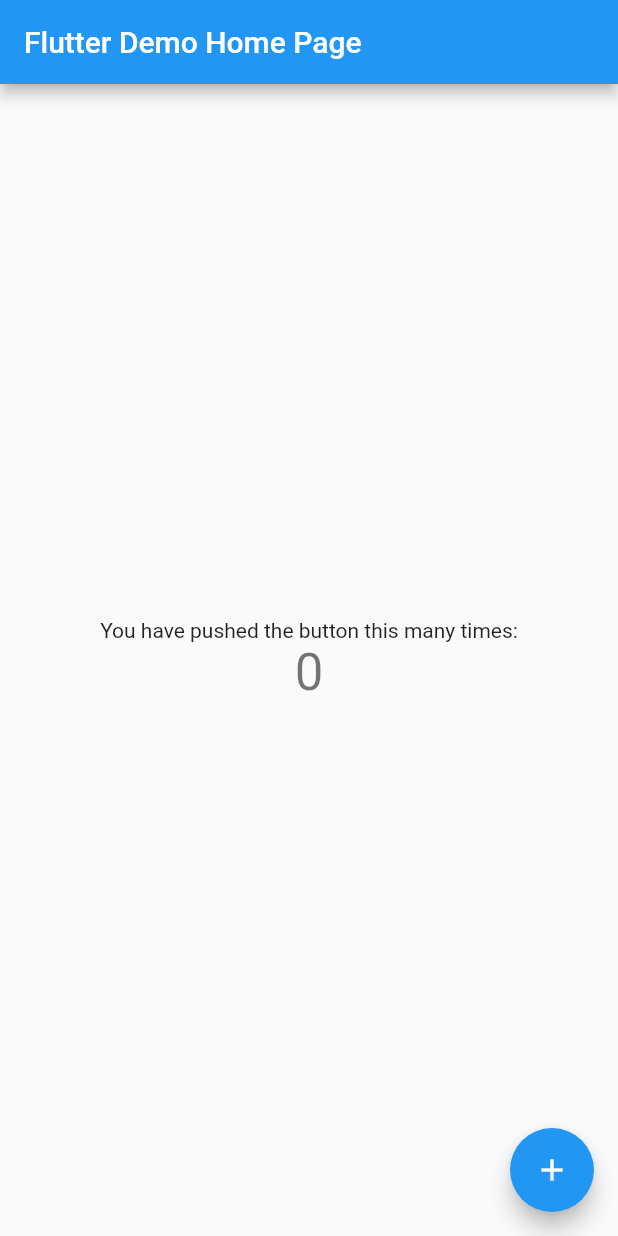
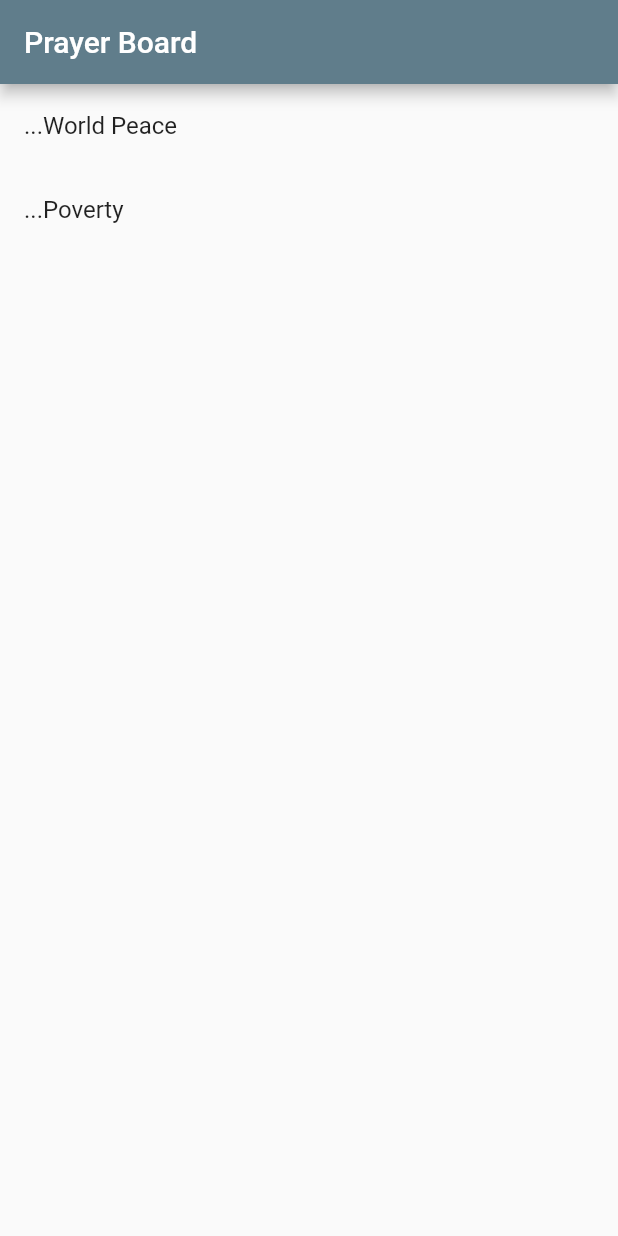
Before and after one commit to pausabe/prayer-board, a Flutter app: the MyHomePage screen opened directly, on a phone screen of 412 x 824 dp. Run offline on Flutter 3.47's test engine with Material 2 defaults, Android fonts, the light colour scheme and no system bars.

Commit message:
Initial structure of the list of prayers

```diff
--- a/lib/main.dart
+++ b/lib/main.dart
@@ -1,115 +1,24 @@
 import 'package:flutter/material.dart';
+import 'pages/home_page/home_page.dart';
+import 'services/start_service.dart';
 
 void main() {
   runApp(const MyApp());
+  var startService = StartService();
+  startService.actionsAfterAppStart();
 }
 
 class MyApp extends StatelessWidget {
   const MyApp({Key? key}) : super(key: key);
 
-  // This widget is the root of your application.
   @override
   Widget build(BuildContext context) {
     return MaterialApp(
-      title: 'Flutter Demo',
+      title: 'Prayer Board',
       theme: ThemeData(
-        // This is the theme of your application.
-        //
-        // Try running your application with "flutter run". You'll see the
-        // application has a blue toolbar. Then, without quitting the app, try
-        // changing the primarySwatch below to Colors.green and then invoke
-        // "hot reload" (press "r" in the console where you ran "flutter run",
-        // or simply save your changes to "hot reload" in a Flutter IDE).
-        // Notice that the counter didn't reset back to zero; the application
-        // is not restarted.
-        primarySwatch: Colors.blue,
+        primarySwatch: Colors.blueGrey,
       ),
-      home: const MyHomePage(title: 'Flutter Demo Home Page'),
+      home: const MyHomePage(title: 'Prayer Board'),
     );
   }
 }
-
-class MyHomePage extends StatefulWidget {
-  const MyHomePage({Key? key, required this.title}) : super(key: key);
-
-  // This widget is the home page of your application. It is stateful, meaning
-  // that it has a State object (defined below) that contains fields that affect
-  // how it looks.
-
-  // This class is the configuration for the state. It holds the values (in this
-  // case the title) provided by the parent (in this case the App widget) and
-  // used by the build method of the State. Fields in a Widget subclass are
-  // always marked "final".
-
-  final String title;
-
-  @override
-  State<MyHomePage> createState() => _MyHomePageState();
-}
-
-class _MyHomePageState extends State<MyHomePage> {
-  int _counter = 0;
-
-  void _incrementCounter() {
-    setState(() {
-      // This call to setState tells the Flutter framework that something has
-      // changed in this State, which causes it to rerun the build method below
-      // so that the display can reflect the updated values. If we changed
-      // _counter without calling setState(), then the build method would not be
-      // called again, and so nothing would appear to happen.
-      _counter++;
-    });
-  }
-
-  @override
-  Widget build(BuildContext context) {
-    // This method is rerun every time setState is called, for instance as done
-    // by the _incrementCounter method above.
-    //
-    // The Flutter framework has been optimized to make rerunning build methods
-    // fast, so that you can just rebuild anything that needs updating rather
-    // than having to individually change instances of widgets.
-    return Scaffold(
-      appBar: AppBar(
-        // Here we take the value from the MyHomePage object that was created by
-        // the App.build method, and use it to set our appbar title.
-        title: Text(widget.title),
-      ),
-      body: Center(
-        // Center is a layout widget. It takes a single child and positions it
-        // in the middle of the parent.
-        child: Column(
-          // Column is also a layout widget. It takes a list of children and
-          // arranges them vertically. By default, it sizes itself to fit its
-          // children horizontally, and tries to be as tall as its parent.
-          //
-          // Invoke "debug painting" (press "p" in the console, choose the
-          // "Toggle Debug Paint" action from the Flutter Inspector in Android
-          // Studio, or the "Toggle Debug Paint" command in Visual Studio Code)
-          // to see the wireframe for each widget.
-          //
-          // Column has various properties to control how it sizes itself and
-          // how it positions its children. Here we use mainAxisAlignment to
-          // center the children vertically; the main axis here is the vertical
-          // axis because Columns are vertical (the cross axis would be
-          // horizontal).
-          mainAxisAlignment: MainAxisAlignment.center,
-          children: <Widget>[
-            const Text(
-              'You have pushed the button this many times:',
-            ),
-            Text(
-              '$_counter',
-              style: Theme.of(context).textTheme.headline4,
-            ),
-          ],
-        ),
-      ),
-      floatingActionButton: FloatingActionButton(
-        onPressed: _incrementCounter,
-        tooltip: 'Increment',
-        child: const Icon(Icons.add),
-      ), // This trailing comma makes auto-formatting nicer for build methods.
-    );
-  }
-}
--- /dev/null
+++ b/lib/pages/home_page/home_page.dart
@@ -0,0 +1,50 @@
+import 'package:flutter/material.dart';
+import 'package:prayerboard/services/prayer_manager/prayer_manager_service.dart';
+
+class MyHomePage extends StatefulWidget {
+  const MyHomePage({Key? key, required this.title}) : super(key: key);
+  final String title;
+
+  @override
+  State<MyHomePage> createState() => _MyHomePageState();
+}
+
+class _MyHomePageState extends State<MyHomePage> {
+  List<Widget> _listOfPrayers(){
+    var prayerManagerService = PrayerManagerService();
+    var prayers = prayerManagerService.getPrayers();
+    var prayerWidgets = prayers.map((prayer) => Text(prayer.description)).toList();
+    return prayerWidgets;
+  }
+
+  @override
+  Widget build(BuildContext context) {
+    var prayerDescriptions = _listOfPrayers();
+
+    return Scaffold(
+      appBar: AppBar(
+        title: Text(widget.title),
+      ),
+
+      body: ListView.builder(
+        // Let the ListView know how many items it needs to build.
+        itemCount: prayerDescriptions.length,
+        // Provide a builder function. This is where the magic happens.
+        // Convert each item into a widget based on the type of item it is.
+        itemBuilder: (context, index) {
+          final prayerDescription = prayerDescriptions[index];
+          return ListTile(
+            title: prayerDescription
+          );
+        },
+      ),
+
+      /*body: Center(
+        child: Column(
+          mainAxisAlignment: MainAxisAlignment.start,
+          children: _listOfPrayers(),
+        ),
+      ),*/
+    );
+  }
+}
--- /dev/null
+++ b/lib/services/prayer_manager/models/prayer.dart
@@ -0,0 +1,3 @@
+class Prayer{
+  late String description;
+}
--- /dev/null
+++ b/lib/services/prayer_manager/prayer_manager_service.dart
@@ -0,0 +1,27 @@
+import 'models/prayer.dart';
+
+class PrayerManagerService{
+
+  // Singleton Pattern
+  static final PrayerManagerService _instance =
+    PrayerManagerService._privateConstructor();
+  factory PrayerManagerService() => _instance;
+  PrayerManagerService._privateConstructor();
+
+  final _prayers = <Prayer>[];
+
+  void loadPrayers(){
+    // TODO: Load from cache
+
+    var prayer1 = Prayer();
+    prayer1.description = "...World Peace";
+    var prayer2 = Prayer();
+    prayer2.description = "...Poverty";
+    _prayers.add(prayer1);
+    _prayers.add(prayer2);
+  }
+
+  List<Prayer> getPrayers(){
+    return _prayers;
+  }
+}
--- /dev/null
+++ b/lib/services/start_service.dart
@@ -0,0 +1,15 @@
+import '../services/prayer_manager/prayer_manager_service.dart';
+
+class StartService{
+
+  // Singleton Pattern
+  static final StartService _instance =
+  StartService._privateConstructor();
+  factory StartService() => _instance;
+  StartService._privateConstructor();
+
+  void actionsAfterAppStart(){
+    var prayerManagerService = PrayerManagerService();
+    prayerManagerService.loadPrayers();
+  }
+}
```
Also changed, not shown: 1 other file.
